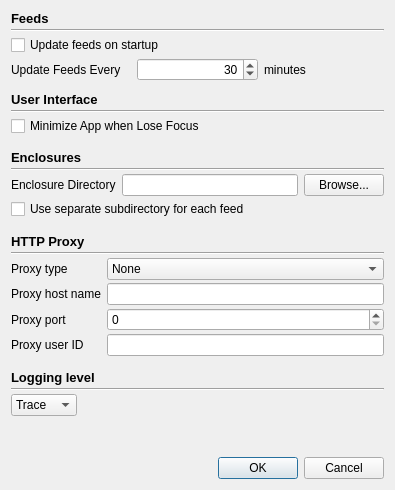
Qt form PrefsDlg.ui (redeyedvireo/PyRssReader) before a commit.
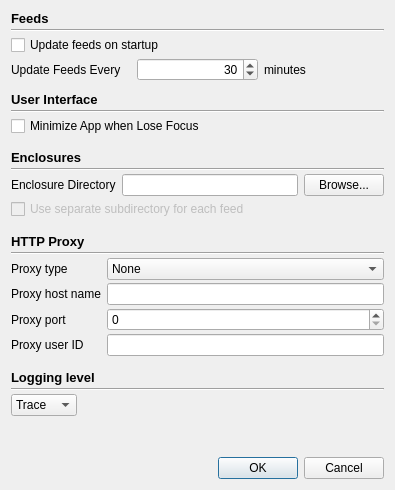
The same form after that commit. Icons and pictures are not drawn.

```diff
--- a/PrefsDlg.ui
+++ b/PrefsDlg.ui
@@ -216,6 +216,9 @@
    </item>
    <item>
     <widget class="QCheckBox" name="useEnclosureSubdirectories">
+     <property name="enabled">
+      <bool>false</bool>
+     </property>
      <property name="text">
       <string>Use separate subdirectory for each feed</string>
      </property>
```
